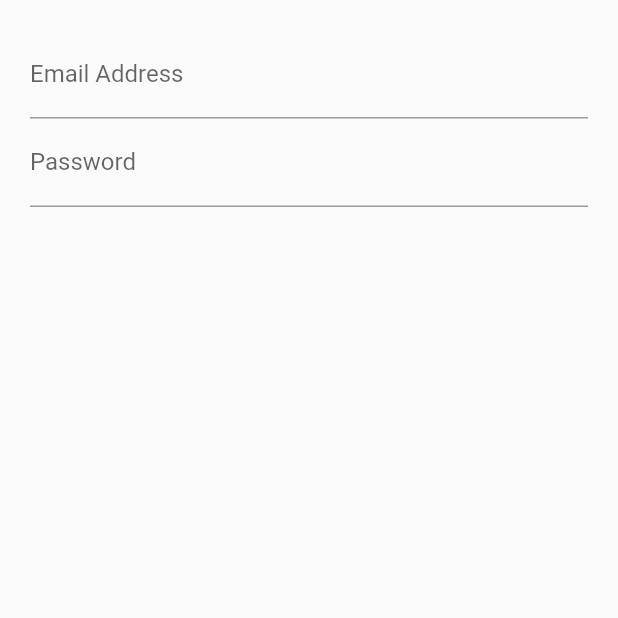
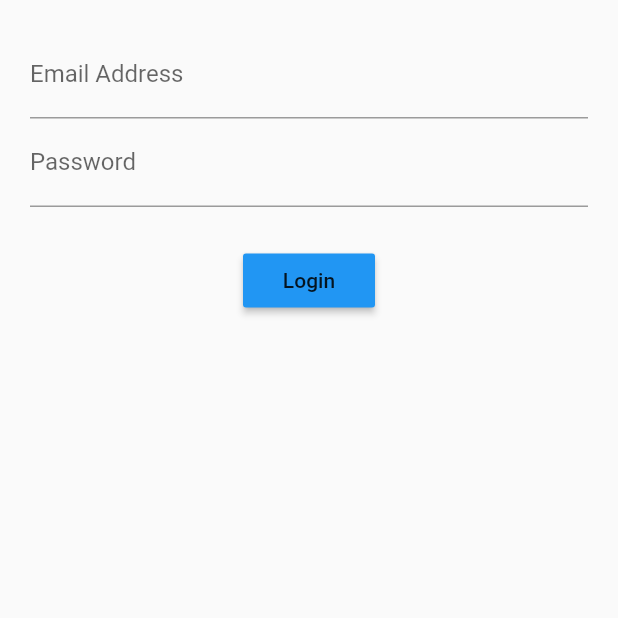
Before and after one commit to prograTammz/flutter_bloc_login, a Flutter app: the screen it shows after launch, on a phone screen of 412 x 824 dp, the top half of it. Run offline on Flutter 3.47's test engine with Material 2 defaults, Android fonts, the phone set to English and light mode, and no system bars.

Commit message:
adding submit button

```diff
--- a/login_app/lib/src/screens/login_screen.dart
+++ b/login_app/lib/src/screens/login_screen.dart
@@ -8,6 +8,10 @@ class LoginScreen extends StatelessWidget{
           children: <Widget>[
             emailField(),
             passwordField(),
+            Container(
+              margin: EdgeInsets.only(top:25.0),
+            ),
+            submitButton(),
           ],
         ),
     );
@@ -29,4 +33,11 @@ class LoginScreen extends StatelessWidget{
       ),
     );
   }
+  Widget submitButton(){
+    return RaisedButton(
+      child: Text('Login'),
+      color: Colors.blue,
+      onPressed: (){},
+    );
+  }
 }
```
